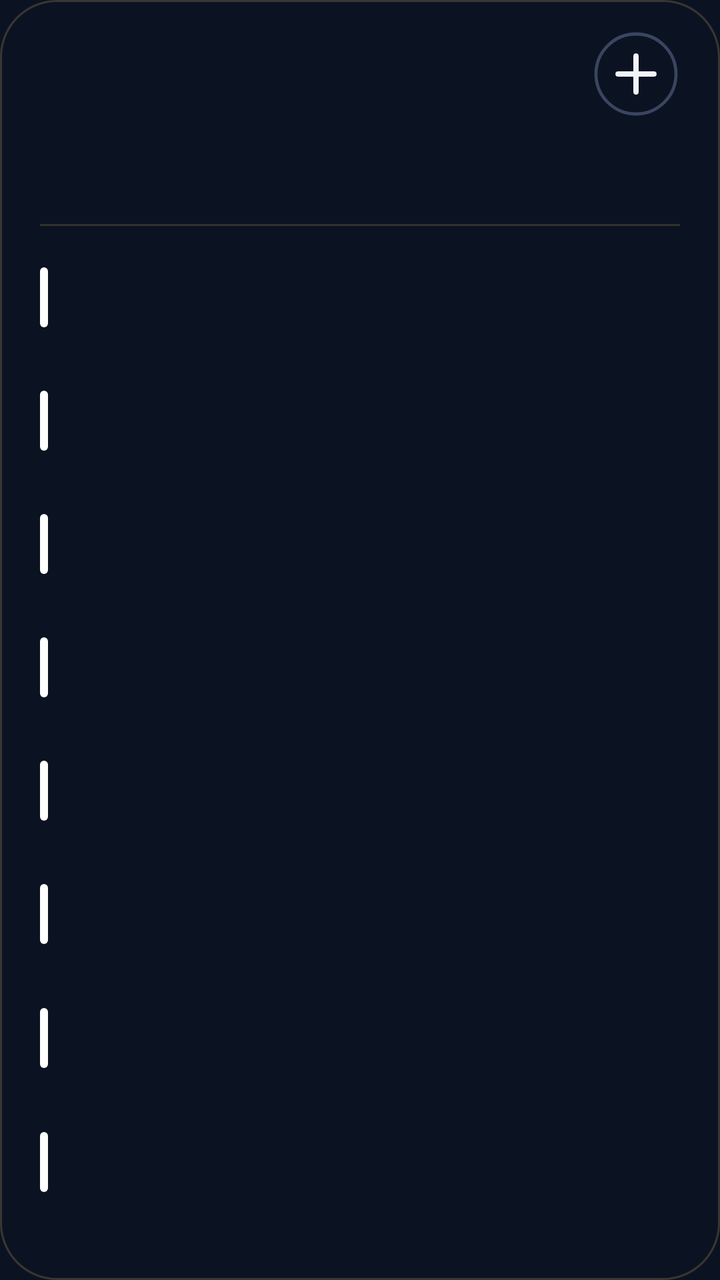
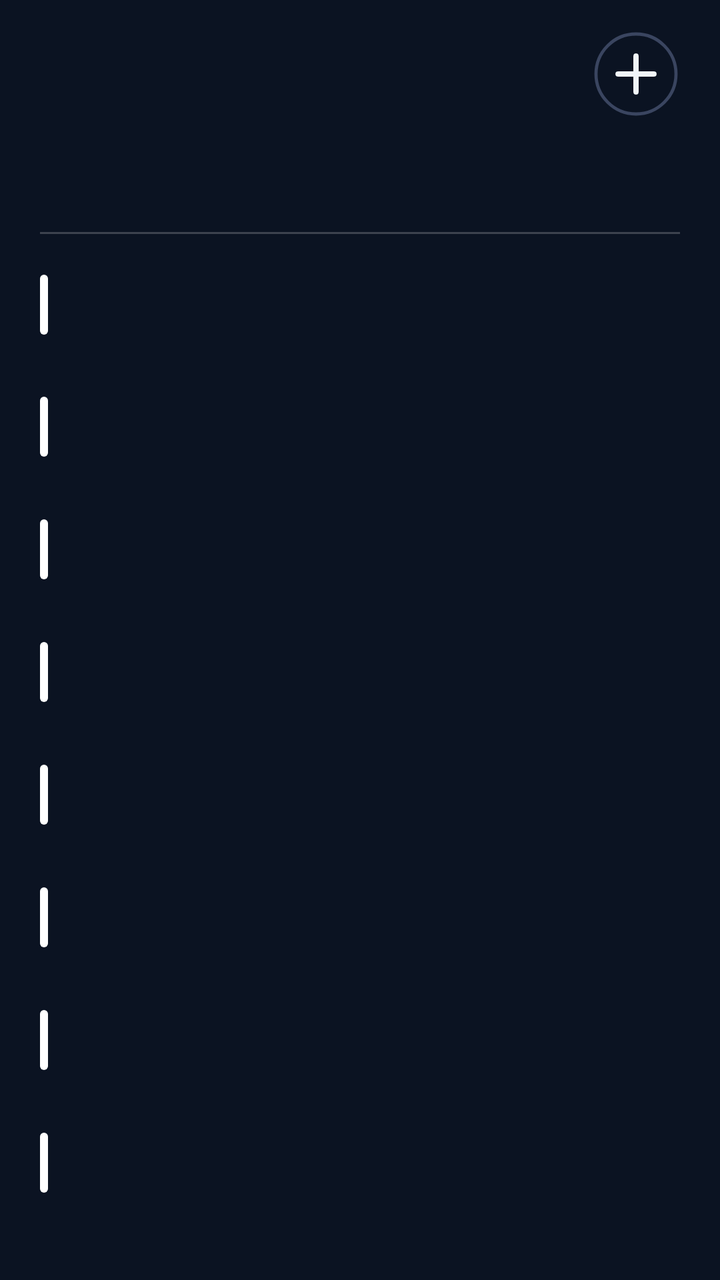

Two renders of the same Android screen: before a commit and after it. Below are the layout's source before the change and the commit's diff.
<!-- AndroidManifest.xml: application theme AppTheme -->
<!-- res/layout/cal_k8.xml -->
<?xml version="1.0" encoding="utf-8"?>
<FrameLayout
    xmlns:android="http://schemas.android.com/apk/res/android"
    android:id="@+id/root"
    android:layout_width="match_parent"
    android:layout_height="match_parent"
    android:padding="0dp">

    <ImageView
        android:id="@+id/cal_bg"
        android:layout_width="match_parent"
        android:layout_height="match_parent"
        android:importantForAccessibility="no"
        android:scaleType="fitXY" />
    <LinearLayout
        android:id="@+id/panel"
        android:layout_width="match_parent"
        android:layout_height="match_parent"
        android:background="@drawable/cal_panel"
        android:orientation="vertical"
        android:paddingStart="20dp"
        android:paddingTop="13dp"
        android:paddingEnd="20dp"
        android:paddingBottom="14dp">

        
        <LinearLayout
            android:layout_width="match_parent"
            android:layout_height="48dp"
            android:gravity="center_vertical"
            android:orientation="horizontal">
        <ImageView
            android:id="@+id/cal_day"
            android:layout_width="wrap_content"
            android:layout_height="47dp"
            android:adjustViewBounds="true"
            android:scaleType="fitStart" />

            <LinearLayout
                android:layout_width="0dp"
                android:layout_height="wrap_content"
                android:layout_marginStart="12dp"
                android:layout_weight="1"
                android:orientation="vertical">
                <ImageView
                    android:id="@+id/cal_month"
                    android:layout_width="match_parent"
                    android:layout_height="23dp"
                    android:adjustViewBounds="true"
                    android:scaleType="fitStart" />
                <ImageView
                    android:id="@+id/cal_sub"
                    android:layout_width="match_parent"
                    android:layout_height="16dp"
                    android:adjustViewBounds="true"
                    android:layout_marginTop="2dp"
                    android:scaleType="fitStart" />
            </LinearLayout>

            <ImageView
                android:id="@+id/btn_add"
                android:layout_width="44dp"
                android:layout_height="44dp"
                android:contentDescription="New event"
                android:src="@drawable/ic_cal_add" />
        </LinearLayout>

        
        <LinearLayout
            android:layout_width="match_parent"
            android:layout_height="44dp"
            android:layout_marginTop="2dp"
            android:orientation="horizontal">
            <LinearLayout
                android:layout_width="0dp"
                android:layout_height="match_parent"
                android:layout_weight="1"
                android:gravity="center_horizontal"
                android:orientation="vertical">
                <ImageView
                    android:id="@+id/wk_label_0"
                    android:layout_width="wrap_content"
                    android:layout_height="14dp"
                    android:adjustViewBounds="true"
                    android:scaleType="fitCenter" />
                <ImageView
                    android:id="@+id/wk_num_0"
                    android:layout_width="26dp"
                    android:layout_height="26dp"
                    android:adjustViewBounds="true"
                    android:layout_marginTop="3dp"
                    android:scaleType="fitCenter" />
            </LinearLayout>
            <LinearLayout
                android:layout_width="0dp"
                android:layout_height="match_parent"
                android:layout_weight="1"
                android:gravity="center_horizontal"
                android:orientation="vertical">
                <ImageView
                    android:id="@+id/wk_label_1"
                    android:layout_width="wrap_content"
                    android:layout_height="14dp"
                    android:adjustViewBounds="true"
                    android:scaleType="fitCenter" />
                <ImageView
                    android:id="@+id/wk_num_1"
                    android:layout_width="26dp"
                    android:layout_height="26dp"
                    android:adjustViewBounds="true"
                    android:layout_marginTop="3dp"
                    android:scaleType="fitCenter" />
            </LinearLayout>
            <LinearLayout
                android:layout_width="0dp"
                android:layout_height="match_parent"
                android:layout_weight="1"
                android:gravity="center_horizontal"
                android:orientation="vertical">
                <ImageView
                    android:id="@+id/wk_label_2"
                    android:layout_width="wrap_content"
                    android:layout_height="14dp"
                    android:adjustViewBounds="true"
                    android:scaleType="fitCenter" />
                <ImageView
                    android:id="@+id/wk_num_2"
                    android:layout_width="26dp"
                    android:layout_height="26dp"
                    android:adjustViewBounds="true"
                    android:layout_marginTop="3dp"
                    android:scaleType="fitCenter" />
            </LinearLayout>
            <LinearLayout
                android:layout_width="0dp"
                android:layout_height="match_parent"
                android:layout_weight="1"
                android:gravity="center_horizontal"
                android:orientation="vertical">
                <ImageView
                    android:id="@+id/wk_label_3"
                    android:layout_width="wrap_content"
                    android:layout_height="14dp"
                    android:adjustViewBounds="true"
                    android:scaleType="fitCenter" />
                <ImageView
                    android:id="@+id/wk_num_3"
                    android:layout_width="26dp"
                    android:layout_height="26dp"
                    android:adjustViewBounds="true"
                    android:layout_marginTop="3dp"
                    android:scaleType="fitCenter" />
            </LinearLayout>
            <LinearLayout
                android:layout_width="0dp"
                android:layout_height="match_parent"
                android:layout_weight="1"
                android:gravity="center_horizontal"
                android:orientation="vertical">
                <ImageView
                    android:id="@+id/wk_label_4"
                    android:layout_width="wrap_content"
                    android:layout_height="14dp"
                    android:adjustViewBounds="true"
                    android:scaleType="fitCenter" />
                <ImageView
                    android:id="@+id/wk_num_4"
                    android:layout_width="26dp"
                    android:layout_height="26dp"
                    android:adjustViewBounds="true"
                    android:layout_marginTop="3dp"
                    android:scaleType="fitCenter" />
            </LinearLayout>
            <LinearLayout
                android:layout_width="0dp"
                android:layout_height="match_parent"
                android:layout_weight="1"
                android:gravity="center_horizontal"
                android:orientation="vertical">
                <ImageView
                    android:id="@+id/wk_label_5"
                    android:layout_width="wrap_content"
                    android:layout_height="14dp"
                    android:adjustViewBounds="true"
                    android:scaleType="fitCenter" />
                <ImageView
                    android:id="@+id/wk_num_5"
                    android:layout_width="26dp"
                    android:layout_height="26dp"
                    android:adjustViewBounds="true"
                    android:layout_marginTop="3dp"
                    android:scaleType="fitCenter" />
            </LinearLayout>
            <LinearLayout
                android:layout_width="0dp"
                android:layout_height="match_parent"
                android:layout_weight="1"
                android:gravity="center_horizontal"
                android:orientation="vertical">
                <ImageView
                    android:id="@+id/wk_label_6"
                    android:layout_width="wrap_content"
                    android:layout_height="14dp"
                    android:adjustViewBounds="true"
                    android:scaleType="fitCenter" />
                <ImageView
                    android:id="@+id/wk_num_6"
                    android:layout_width="26dp"
                    android:layout_height="26dp"
                    android:adjustViewBounds="true"
                    android:layout_marginTop="3dp"
                    android:scaleType="fitCenter" />
            </LinearLayout>
        </LinearLayout>

        <ImageView
            android:layout_width="match_parent"
            android:layout_height="1dp"
            android:layout_marginTop="5dp"
            android:layout_marginBottom="5dp"
            android:scaleType="fitXY"
            android:src="@drawable/cal_divider" />

        
        <LinearLayout
            android:layout_width="match_parent"
            android:layout_height="0dp"
            android:layout_weight="1"
            android:orientation="vertical">
        <LinearLayout
            android:id="@+id/cal_row_0"
            android:layout_width="match_parent"
            android:layout_height="0dp"
            android:layout_weight="1"
            android:gravity="center_vertical"
            android:orientation="horizontal">

            <ImageView
                android:id="@+id/cal_bar_0"
                android:layout_width="4dp"
                android:layout_height="30dp"
                android:layout_marginEnd="11dp"
                android:scaleType="fitXY"
                android:src="@drawable/cal_bar" />

            <LinearLayout
                android:layout_width="0dp"
                android:layout_height="wrap_content"
                android:layout_weight="1"
                android:orientation="vertical">

                <LinearLayout
                    android:layout_width="match_parent"
                    android:layout_height="wrap_content"
                    android:orientation="horizontal">
                    <ImageView
                        android:id="@+id/cal_time_0"
                        android:layout_width="wrap_content"
                        android:layout_height="16dp"
                        android:adjustViewBounds="true"
                        android:scaleType="fitStart" />
                    <ImageView
                        android:id="@+id/cal_hint_0"
                        android:layout_width="wrap_content"
                        android:layout_height="16dp"
                        android:adjustViewBounds="true"
                        android:layout_marginStart="9dp"
                        android:scaleType="fitStart" />
                </LinearLayout>
                <ImageView
                    android:id="@+id/cal_title_0"
                    android:layout_width="match_parent"
                    android:layout_height="22dp"
                    android:adjustViewBounds="true"
                    android:layout_marginTop="1dp"
                    android:scaleType="fitStart" />
            </LinearLayout>
        </LinearLayout>
        <LinearLayout
            android:id="@+id/cal_row_1"
            android:layout_width="match_parent"
            android:layout_height="0dp"
            android:layout_weight="1"
            android:gravity="center_vertical"
            android:orientation="horizontal">

            <ImageView
                android:id="@+id/cal_bar_1"
                android:layout_width="4dp"
                android:layout_height="30dp"
                android:layout_marginEnd="11dp"
                android:scaleType="fitXY"
                android:src="@drawable/cal_bar" />

            <LinearLayout
                android:layout_width="0dp"
                android:layout_height="wrap_content"
                android:layout_weight="1"
                android:orientation="vertical">

                <LinearLayout
                    android:layout_width="match_parent"
                    android:layout_height="wrap_content"
                    android:orientation="horizontal">
                    <ImageView
                        android:id="@+id/cal_time_1"
                        android:layout_width="wrap_content"
                        android:layout_height="16dp"
                        android:adjustViewBounds="true"
                        android:scaleType="fitStart" />
                    <ImageView
                        android:id="@+id/cal_hint_1"
                        android:layout_width="wrap_content"
                        android:layout_height="16dp"
                        android:adjustViewBounds="true"
                        android:layout_marginStart="9dp"
                        android:scaleType="fitStart" />
                </LinearLayout>
                <ImageView
                    android:id="@+id/cal_title_1"
                    android:layout_width="match_parent"
                    android:layout_height="22dp"
                    android:adjustViewBounds="true"
                    android:layout_marginTop="1dp"
                    android:scaleType="fitStart" />
            </LinearLayout>
        </LinearLayout>
        <LinearLayout
            android:id="@+id/cal_row_2"
            android:layout_width="match_parent"
            android:layout_height="0dp"
            android:layout_weight="1"
            android:gravity="center_vertical"
            android:orientation="horizontal">

            <ImageView
                android:id="@+id/cal_bar_2"
                android:layout_width="4dp"
                android:layout_height="30dp"
                android:layout_marginEnd="11dp"
                android:scaleType="fitXY"
                android:src="@drawable/cal_bar" />

            <LinearLayout
                android:layout_width="0dp"
                android:layout_height="wrap_content"
                android:layout_weight="1"
                android:orientation="vertical">

                <LinearLayout
                    android:layout_width="match_parent"
                    android:layout_height="wrap_content"
                    android:orientation="horizontal">
                    <ImageView
                        android:id="@+id/cal_time_2"
                        android:layout_width="wrap_content"
                        android:layout_height="16dp"
                        android:adjustViewBounds="true"
                        android:scaleType="fitStart" />
                    <ImageView
                        android:id="@+id/cal_hint_2"
                        android:layout_width="wrap_content"
                        android:layout_height="16dp"
                        android:adjustViewBounds="true"
                        android:layout_marginStart="9dp"
                        android:scaleType="fitStart" />
                </LinearLayout>
                <ImageView
                    android:id="@+id/cal_title_2"
                    android:layout_width="match_parent"
                    android:layout_height="22dp"
                    android:adjustViewBounds="true"
                    android:layout_marginTop="1dp"
                    android:scaleType="fitStart" />
            </LinearLayout>
        </LinearLayout>
        <LinearLayout
            android:id="@+id/cal_row_3"
            android:layout_width="match_parent"
            android:layout_height="0dp"
            android:layout_weight="1"
            android:gravity="center_vertical"
            android:orientation="horizontal">

            <ImageView
                android:id="@+id/cal_bar_3"
                android:layout_width="4dp"
                android:layout_height="30dp"
                android:layout_marginEnd="11dp"
                android:scaleType="fitXY"
                android:src="@drawable/cal_bar" />

            <LinearLayout
                android:layout_width="0dp"
                android:layout_height="wrap_content"
                android:layout_weight="1"
                android:orientation="vertical">

                <LinearLayout
                    android:layout_width="match_parent"
                    android:layout_height="wrap_content"
                    android:orientation="horizontal">
                    <ImageView
                        android:id="@+id/cal_time_3"
                        android:layout_width="wrap_content"
                        android:layout_height="16dp"
                        android:adjustViewBounds="true"
                        android:scaleType="fitStart" />
                    <ImageView
                        android:id="@+id/cal_hint_3"
                        android:layout_width="wrap_content"
                        android:layout_height="16dp"
                        android:adjustViewBounds="true"
                        android:layout_marginStart="9dp"
                        android:scaleType="fitStart" />
                </LinearLayout>
                <ImageView
                    android:id="@+id/cal_title_3"
                    android:layout_width="match_parent"
                    android:layout_height="22dp"
                    android:adjustViewBounds="true"
                    android:layout_marginTop="1dp"
                    android:scaleType="fitStart" />
            </LinearLayout>
        </LinearLayout>
        <LinearLayout
            android:id="@+id/cal_row_4"
            android:layout_width="match_parent"
            android:layout_height="0dp"
            android:layout_weight="1"
            android:gravity="center_vertical"
            android:orientation="horizontal">

            <ImageView
                android:id="@+id/cal_bar_4"
                android:layout_width="4dp"
                android:layout_height="30dp"
                android:layout_marginEnd="11dp"
                android:scaleType="fitXY"
                android:src="@drawable/cal_bar" />

            <LinearLayout
                android:layout_width="0dp"
                android:layout_height="wrap_content"
                android:layout_weight="1"
                android:orientation="vertical">

                <LinearLayout
                    android:layout_width="match_parent"
                    android:layout_height="wrap_content"
                    android:orientation="horizontal">
                    <ImageView
                        android:id="@+id/cal_time_4"
                        android:layout_width="wrap_content"
                        android:layout_height="16dp"
                        android:adjustViewBounds="true"
                        android:scaleType="fitStart" />
                    <ImageView
                        android:id="@+id/cal_hint_4"
                        android:layout_width="wrap_content"
                        android:layout_height="16dp"
                        android:adjustViewBounds="true"
                        android:layout_marginStart="9dp"
                        android:scaleType="fitStart" />
                </LinearLayout>
                <ImageView
                    android:id="@+id/cal_title_4"
                    android:layout_width="match_parent"
                    android:layout_height="22dp"
                    android:adjustViewBounds="true"
                    android:layout_marginTop="1dp"
                    android:scaleType="fitStart" />
            </LinearLayout>
        </LinearLayout>
        <LinearLayout
            android:id="@+id/cal_row_5"
            android:layout_width="match_parent"
            android:layout_height="0dp"
            android:layout_weight="1"
            android:gravity="center_vertical"
            android:orientation="horizontal">

            <ImageView
                android:id="@+id/cal_bar_5"
                android:layout_width="4dp"
                android:layout_height="30dp"
                android:layout_marginEnd="11dp"
                android:scaleType="fitXY"
                android:src="@drawable/cal_bar" />

            <LinearLayout
                android:layout_width="0dp"
                android:layout_height="wrap_content"
                android:layout_weight="1"
                android:orientation="vertical">

                <LinearLayout
                    android:layout_width="match_parent"
                    android:layout_height="wrap_content"
                    android:orientation="horizontal">
                    <ImageView
                        android:id="@+id/cal_time_5"
                        android:layout_width="wrap_content"
                        android:layout_height="16dp"
                        android:adjustViewBounds="true"
                        android:scaleType="fitStart" />
                    <ImageView
                        android:id="@+id/cal_hint_5"
                        android:layout_width="wrap_content"
                        android:layout_height="16dp"
                        android:adjustViewBounds="true"
                        android:layout_marginStart="9dp"
                        android:scaleType="fitStart" />
                </LinearLayout>
                <ImageView
                    android:id="@+id/cal_title_5"
                    android:layout_width="match_parent"
                    android:layout_height="22dp"
                    android:adjustViewBounds="true"
                    android:layout_marginTop="1dp"
                    android:scaleType="fitStart" />
            </LinearLayout>
        </LinearLayout>
        <LinearLayout
            android:id="@+id/cal_row_6"
            android:layout_width="match_parent"
            android:layout_height="0dp"
            android:layout_weight="1"
            android:gravity="center_vertical"
            android:orientation="horizontal">

            <ImageView
                android:id="@+id/cal_bar_6"
                android:layout_width="4dp"
                android:layout_height="30dp"
                android:layout_marginEnd="11dp"
                android:scaleType="fitXY"
                android:src="@drawable/cal_bar" />

            <LinearLayout
                android:layout_width="0dp"
                android:layout_height="wrap_content"
                android:layout_weight="1"
                android:orientation="vertical">

                <LinearLayout
                    android:layout_width="match_parent"
                    android:layout_height="wrap_content"
                    android:orientation="horizontal">
                    <ImageView
                        android:id="@+id/cal_time_6"
                        android:layout_width="wrap_content"
                        android:layout_height="16dp"
                        android:adjustViewBounds="true"
                        android:scaleType="fitStart" />
                    <ImageView
                        android:id="@+id/cal_hint_6"
                        android:layout_width="wrap_content"
                        android:layout_height="16dp"
                        android:adjustViewBounds="true"
                        android:layout_marginStart="9dp"
                        android:scaleType="fitStart" />
                </LinearLayout>
                <ImageView
                    android:id="@+id/cal_title_6"
                    android:layout_width="match_parent"
                    android:layout_height="22dp"
                    android:adjustViewBounds="true"
                    android:layout_marginTop="1dp"
                    android:scaleType="fitStart" />
            </LinearLayout>
        </LinearLayout>
        <LinearLayout
            android:id="@+id/cal_row_7"
            android:layout_width="match_parent"
            android:layout_height="0dp"
            android:layout_weight="1"
            android:gravity="center_vertical"
            android:orientation="horizontal">

            <ImageView
                android:id="@+id/cal_bar_7"
                android:layout_width="4dp"
                android:layout_height="30dp"
                android:layout_marginEnd="11dp"
                android:scaleType="fitXY"
                android:src="@drawable/cal_bar" />

            <LinearLayout
                android:layout_width="0dp"
                android:layout_height="wrap_content"
                android:layout_weight="1"
                android:orientation="vertical">

                <LinearLayout
                    android:layout_width="match_parent"
                    android:layout_height="wrap_content"
                    android:orientation="horizontal">
                    <ImageView
                        android:id="@+id/cal_time_7"
                        android:layout_width="wrap_content"
                        android:layout_height="16dp"
                        android:adjustViewBounds="true"
                        android:scaleType="fitStart" />
                    <ImageView
                        android:id="@+id/cal_hint_7"
                        android:layout_width="wrap_content"
                        android:layout_height="16dp"
                        android:adjustViewBounds="true"
                        android:layout_marginStart="9dp"
                        android:scaleType="fitStart" />
                </LinearLayout>
                <ImageView
                    android:id="@+id/cal_title_7"
                    android:layout_width="match_parent"
                    android:layout_height="22dp"
                    android:adjustViewBounds="true"
                    android:layout_marginTop="1dp"
                    android:scaleType="fitStart" />
            </LinearLayout>
        </LinearLayout>
        </LinearLayout>
        <ImageView
            android:id="@+id/cal_more"
            android:layout_width="match_parent"
            android:layout_height="14dp"
            android:adjustViewBounds="true"
            android:scaleType="fitEnd" />
    </LinearLayout>
</FrameLayout>
<!-- resources referenced by this layout -->
<resources>
  <!-- drawable cal_bar (drawable) -->
  <?xml version="1.0" encoding="utf-8"?>
  <shape xmlns:android="http://schemas.android.com/apk/res/android" android:shape="rectangle">
      <solid android:color="#FFFFFFFF" />
      <corners android:radius="2dp" />
  </shape>
  <!-- drawable cal_divider (drawable) -->
  <?xml version="1.0" encoding="utf-8"?>
  <shape xmlns:android="http://schemas.android.com/apk/res/android" android:shape="rectangle">
      <solid android:color="#33D2A867" />
  </shape>
  <!-- drawable cal_panel (drawable) -->
  <?xml version="1.0" encoding="utf-8"?>
  <shape xmlns:android="http://schemas.android.com/apk/res/android" android:shape="rectangle">
      <solid android:color="#00000000" />
      <stroke android:width="1dp" android:color="#3DD2A867" />
      <corners android:radius="@dimen/widget_radius" />
  </shape>
  <!-- drawable ic_cal_add (drawable) -->
  <?xml version="1.0" encoding="utf-8"?>
  <vector xmlns:android="http://schemas.android.com/apk/res/android"
      android:width="44dp"
      android:height="44dp"
      android:viewportWidth="44"
      android:viewportHeight="44">
      <path
          android:pathData="M22,22m-20,0a20,20 0,1 1,40 0a20,20 0,1 1,-40 0"
          android:strokeColor="#FF3A4560"
          android:strokeWidth="1.6" />
      <path
          android:pathData="M13,22L31,22M22,13L22,31"
          android:strokeColor="#FFF1F5F9"
          android:strokeLineCap="round"
          android:strokeWidth="2.6" />
  </vector>
  <style name="AppTheme" parent="@android:style/Theme.DeviceDefault.NoActionBar">
          <item name="android:colorAccent">#DF8B35</item>
          <item name="android:colorControlActivated">#DF8B35</item>
          <item name="android:windowBackground">#0B1322</item>
          <item name="android:statusBarColor">#0E111A</item>
          <item name="android:navigationBarColor">#0B1322</item>
          <item name="android:textColorHint">#718096</item>
      </style>
  <dimen name="widget_radius">28dp</dimen>
</resources>

<!-- the commit's change to res/layout/cal_k8.xml (unified diff, before → after) -->
@@ -68,7 +68,7 @@
         
         <LinearLayout
             android:layout_width="match_parent"
-            android:layout_height="44dp"
+            android:layout_height="48dp"
             android:layout_marginTop="2dp"
             android:orientation="horizontal">
             <LinearLayout
@@ -85,10 +85,10 @@
                     android:scaleType="fitCenter" />
                 <ImageView
                     android:id="@+id/wk_num_0"
-                    android:layout_width="26dp"
-                    android:layout_height="26dp"
-                    android:adjustViewBounds="true"
-                    android:layout_marginTop="3dp"
+                    android:layout_width="34dp"
+                    android:layout_height="34dp"
+                    android:adjustViewBounds="true"
+                    android:layout_marginTop="0dp"
                     android:scaleType="fitCenter" />
             </LinearLayout>
             <LinearLayout
@@ -105,10 +105,10 @@
                     android:scaleType="fitCenter" />
                 <ImageView
                     android:id="@+id/wk_num_1"
-                    android:layout_width="26dp"
-                    android:layout_height="26dp"
-                    android:adjustViewBounds="true"
-                    android:layout_marginTop="3dp"
+                    android:layout_width="34dp"
+                    android:layout_height="34dp"
+                    android:adjustViewBounds="true"
+                    android:layout_marginTop="0dp"
                     android:scaleType="fitCenter" />
             </LinearLayout>
             <LinearLayout
@@ -125,10 +125,10 @@
                     android:scaleType="fitCenter" />
                 <ImageView
                     android:id="@+id/wk_num_2"
-                    android:layout_width="26dp"
-                    android:layout_height="26dp"
-                    android:adjustViewBounds="true"
-                    android:layout_marginTop="3dp"
+                    android:layout_width="34dp"
+                    android:layout_height="34dp"
+                    android:adjustViewBounds="true"
+                    android:layout_marginTop="0dp"
                     android:scaleType="fitCenter" />
             </LinearLayout>
             <LinearLayout
@@ -145,10 +145,10 @@
                     android:scaleType="fitCenter" />
                 <ImageView
                     android:id="@+id/wk_num_3"
-                    android:layout_width="26dp"
-                    android:layout_height="26dp"
-                    android:adjustViewBounds="true"
-                    android:layout_marginTop="3dp"
+                    android:layout_width="34dp"
+                    android:layout_height="34dp"
+                    android:adjustViewBounds="true"
+                    android:layout_marginTop="0dp"
                     android:scaleType="fitCenter" />
             </LinearLayout>
             <LinearLayout
@@ -165,10 +165,10 @@
                     android:scaleType="fitCenter" />
                 <ImageView
                     android:id="@+id/wk_num_4"
-                    android:layout_width="26dp"
-                    android:layout_height="26dp"
-                    android:adjustViewBounds="true"
-                    android:layout_marginTop="3dp"
+                    android:layout_width="34dp"
+                    android:layout_height="34dp"
+                    android:adjustViewBounds="true"
+                    android:layout_marginTop="0dp"
                     android:scaleType="fitCenter" />
             </LinearLayout>
             <LinearLayout
@@ -185,10 +185,10 @@
                     android:scaleType="fitCenter" />
                 <ImageView
                     android:id="@+id/wk_num_5"
-                    android:layout_width="26dp"
-                    android:layout_height="26dp"
-                    android:adjustViewBounds="true"
-                    android:layout_marginTop="3dp"
+                    android:layout_width="34dp"
+                    android:layout_height="34dp"
+                    android:adjustViewBounds="true"
+                    android:layout_marginTop="0dp"
                     android:scaleType="fitCenter" />
             </LinearLayout>
             <LinearLayout
@@ -205,15 +205,16 @@
                     android:scaleType="fitCenter" />
                 <ImageView
                     android:id="@+id/wk_num_6"
-                    android:layout_width="26dp"
-                    android:layout_height="26dp"
-                    android:adjustViewBounds="true"
-                    android:layout_marginTop="3dp"
+                    android:layout_width="34dp"
+                    android:layout_height="34dp"
+                    android:adjustViewBounds="true"
+                    android:layout_marginTop="0dp"
                     android:scaleType="fitCenter" />
             </LinearLayout>
         </LinearLayout>
 
         <ImageView
+            android:id="@+id/cal_div"
             android:layout_width="match_parent"
             android:layout_height="1dp"
             android:layout_marginTop="5dp"
<!-- resource entries referenced after the edit -->
@@ -9,13 +9,12 @@
   <!-- drawable cal_divider (drawable) -->
   <?xml version="1.0" encoding="utf-8"?>
   <shape xmlns:android="http://schemas.android.com/apk/res/android" android:shape="rectangle">
-      <solid android:color="#33D2A867" />
+      <solid android:color="#33FFFFFF" />
   </shape>
   <!-- drawable cal_panel (drawable) -->
   <?xml version="1.0" encoding="utf-8"?>
   <shape xmlns:android="http://schemas.android.com/apk/res/android" android:shape="rectangle">
       <solid android:color="#00000000" />
-      <stroke android:width="1dp" android:color="#3DD2A867" />
       <corners android:radius="@dimen/widget_radius" />
   </shape>
   <!-- drawable ic_cal_add (drawable) -->
